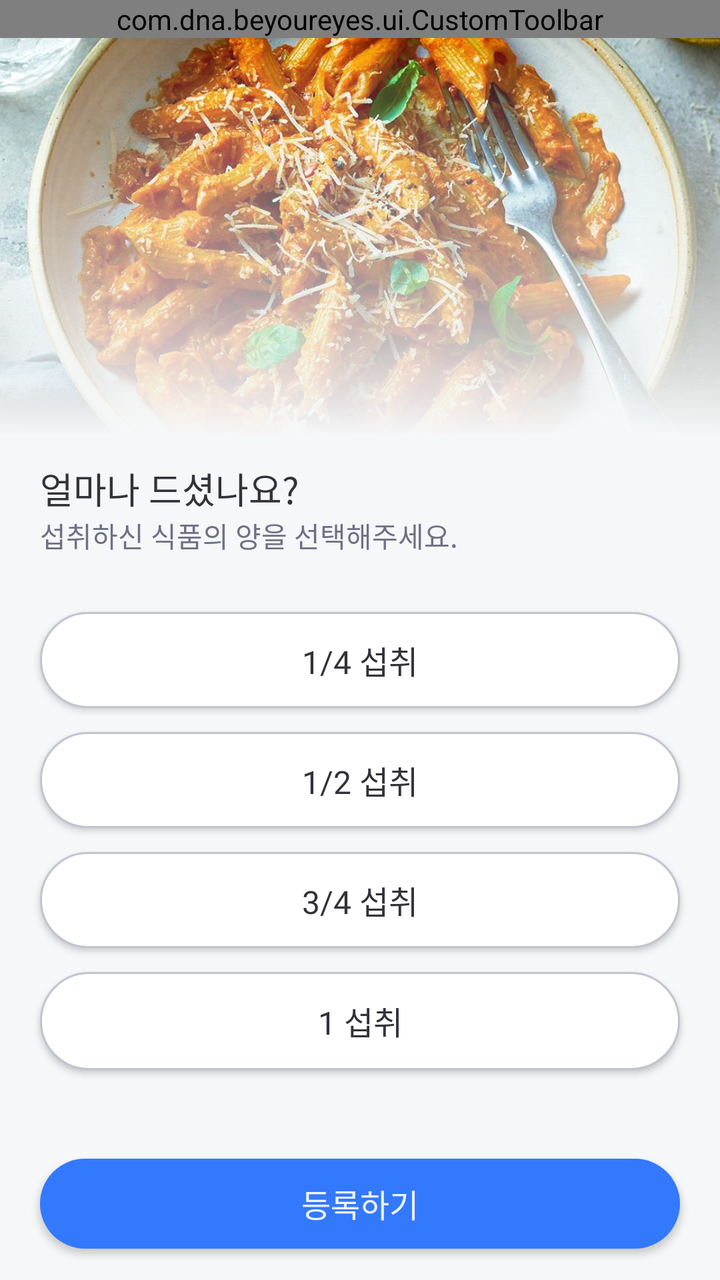
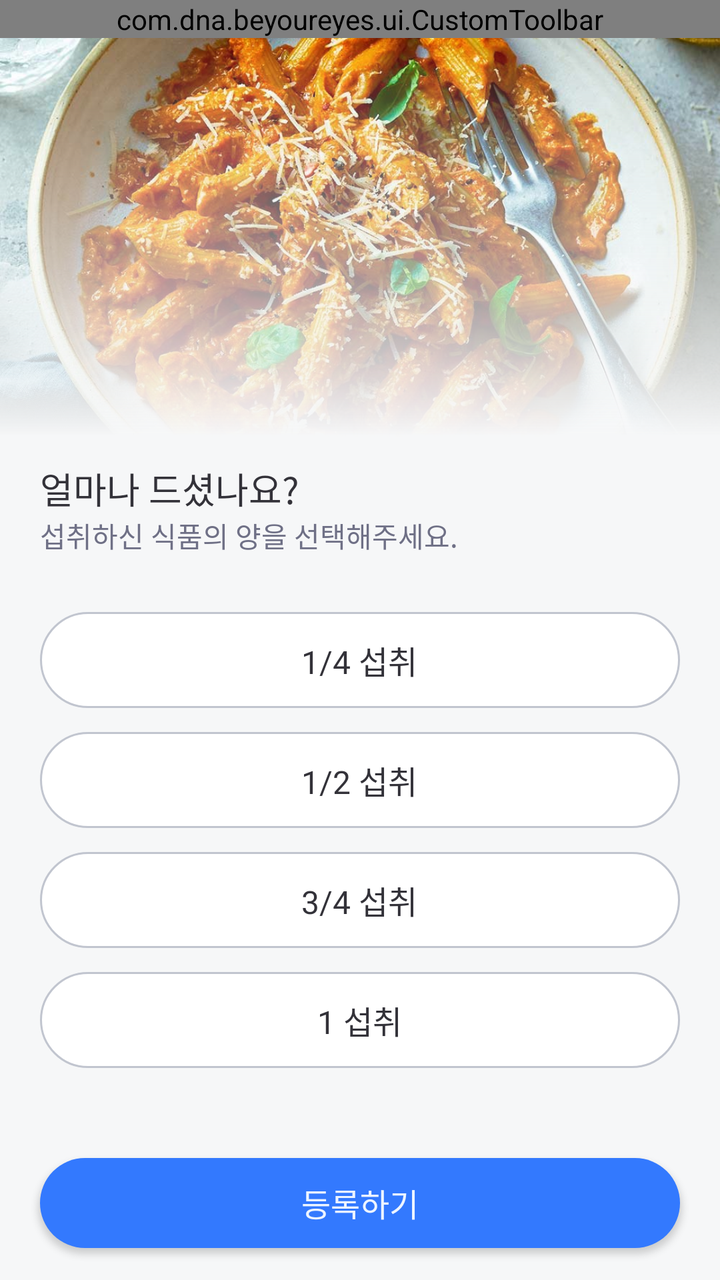

The first picture is an Android layout as it rendered before a commit; the second is the same layout after the commit. The layout source and the unified diff follow.
<!-- AndroidManifest.xml: application theme Theme.BeYourEyes -->
<!-- res/layout/fragment_result_eat.xml -->
<?xml version="1.0" encoding="utf-8"?>
<androidx.constraintlayout.widget.ConstraintLayout xmlns:android="http://schemas.android.com/apk/res/android"
    xmlns:app="http://schemas.android.com/apk/res-auto"
    xmlns:tools="http://schemas.android.com/tools"
    android:layout_width="match_parent"
    android:layout_height="match_parent"
    android:background="@color/gray_50">

    <com.dna.beyoureyes.ui.CustomToolbar
        android:id="@+id/toolbar"
        android:layout_width="match_parent"
        android:layout_height="wrap_content"
        app:title="@string/result_title"
        app:layout_constraintEnd_toEndOf="parent"
        app:layout_constraintStart_toStartOf="parent"
        app:layout_constraintTop_toTopOf="parent"/>

    <ScrollView
        android:id="@+id/scrollView2"
        android:layout_width="match_parent"
        android:layout_height="0dp"
        android:clipChildren="true"
        android:clipToPadding="false"
        android:paddingBottom="20dp"
        app:layout_constraintEnd_toEndOf="parent"
        app:layout_constraintStart_toStartOf="parent"
        app:layout_constraintTop_toBottomOf="@+id/toolbar">

        <LinearLayout
            android:layout_width="match_parent"
            android:layout_height="match_parent"
            android:clipChildren="true"
            android:orientation="vertical"
            android:paddingBottom="30dp"
            android:clipToPadding="false">

            <FrameLayout
                android:id="@+id/frameLayout"
                android:layout_width="match_parent"
                android:layout_height="200dp">

                <ImageView
                    android:id="@+id/ImageCaptured"
                    android:layout_width="match_parent"
                    android:layout_height="match_parent"
                    android:contentDescription="@string/desciption_result_image"
                    android:scaleType="centerCrop"
                    android:src="@drawable/sample_pasta" />

                <ImageView
                    android:id="@+id/ImageGradient"
                    android:layout_width="match_parent"
                    android:layout_height="match_parent"
                    android:importantForAccessibility="no"
                    android:src="@drawable/gradient_layer_list_g50" />

            </FrameLayout>

            <TextView
                android:id="@+id/textView10"
                android:layout_width="match_parent"
                android:layout_height="wrap_content"
                android:layout_marginHorizontal="20dp"
                android:layout_marginTop="12dp"
                android:fontFamily="@font/wanted_sans_bold"
                android:text="@string/result_eat_text_1"
                android:textColor="@color/gray_950"
                android:textSize="18sp" />

            <TextView
                android:id="@+id/textView11"
                android:layout_width="match_parent"
                android:layout_height="wrap_content"
                android:layout_marginHorizontal="20dp"
                android:fontFamily="@font/wanted_sans_semi_bold"
                android:text="@string/result_eat_text_2"
                android:textColor="@color/gray_700"
                android:textSize="14sp" />

            <androidx.appcompat.widget.AppCompatButton
                android:id="@+id/button25"
                android:layout_width="match_parent"
                android:layout_height="wrap_content"
                android:layout_marginHorizontal="20dp"
                android:layout_marginTop="28dp"
                android:background="@drawable/shape_button_g300_24"
                android:fontFamily="@font/wanted_sans_bold"
                android:text="@string/result_eat_button_25"
                android:textColor="@color/gray_950"
                android:textSize="16sp" />

            <androidx.appcompat.widget.AppCompatButton
                android:id="@+id/button50"
                android:layout_width="match_parent"
                android:layout_height="wrap_content"
                android:layout_marginHorizontal="20dp"
                android:layout_marginTop="12dp"
                android:background="@drawable/shape_button_g300_24"
                android:fontFamily="@font/wanted_sans_bold"
                android:text="@string/result_eat_button_50"
                android:textColor="@color/gray_950"
                android:textSize="16sp" />

            <androidx.appcompat.widget.AppCompatButton
                android:id="@+id/button75"
                android:layout_width="match_parent"
                android:layout_height="wrap_content"
                android:layout_marginHorizontal="20dp"
                android:layout_marginTop="12dp"
                android:background="@drawable/shape_button_g300_24"
                android:fontFamily="@font/wanted_sans_bold"
                android:text="@string/result_eat_button_75"
                android:textColor="@color/gray_950"
                android:textSize="16sp" />

            <androidx.appcompat.widget.AppCompatButton
                android:id="@+id/button100"
                android:layout_width="match_parent"
                android:layout_height="49dp"
                android:layout_marginHorizontal="20dp"
                android:layout_marginTop="12dp"
                android:background="@drawable/shape_button_g300_24"
                android:fontFamily="@font/wanted_sans_bold"
                android:text="@string/result_eat_button_100"
                android:textColor="@color/gray_950"
                android:textSize="16sp" />

        </LinearLayout>
    </ScrollView>

    <androidx.appcompat.widget.AppCompatButton
        android:id="@+id/result_button_eat"
        android:layout_width="match_parent"
        android:layout_height="45dp"
        android:layout_margin="20dp"
        android:background="@drawable/shape_button_b500_100"
        android:fontFamily="@font/wanted_sans_bold"
        android:text="@string/result_text2"
        android:textColor="@color/blue_50"
        android:textSize="16sp"
        app:layout_constraintBottom_toBottomOf="parent"
        app:layout_constraintTop_toBottomOf="@+id/scrollView2"
        app:layout_constraintVertical_bias="0.859"
        tools:ignore="TouchTargetSizeCheck"
        tools:layout_editor_absoluteX="20dp" />


</androidx.constraintlayout.widget.ConstraintLayout>
<!-- resources referenced by this layout -->
<resources>
  <color name="blue_50">#EEF5FF</color>
  <color name="gray_50">#F6F7F8</color>
  <color name="gray_700">#6F7086</color>
  <color name="gray_950">#333239</color>
  <!-- drawable gradient_layer_list_g50 (drawable) -->
  <?xml version="1.0" encoding="utf-8"?>
  <layer-list xmlns:android="http://schemas.android.com/apk/res/android">
      <item>
          <shape xmlns:android="http://schemas.android.com/apk/res/android"
              android:shape="rectangle">
              <gradient
                  android:type="linear"
                  android:angle="270"
                  android:startColor="#00FFFFFF"
                  android:endColor="@color/gray_50" />
          </shape>
      </item>
  </layer-list>
  <!-- drawable shape_button_b500_100 (drawable) -->
  <?xml version="1.0" encoding="utf-8"?>
  <shape xmlns:android="http://schemas.android.com/apk/res/android">
      <solid android:color="@color/blue_500" /> 
      <size android:width="60dp" android:height="45dp" /> 
      <corners android:radius="100dp" /> 
  </shape>
  <!-- drawable shape_button_g300_24 (drawable) -->
  <?xml version="1.0" encoding="utf-8"?>
  <shape xmlns:android="http://schemas.android.com/apk/res/android">
      <solid android:color="@color/white" /> 
      <stroke android:color="@color/gray_300" android:width="1dp"/>
      <size android:width="60dp" android:height="45dp" /> 
      <corners android:radius="100dp" /> 
  </shape>
  <string name="desciption_result_image">촬영한 식품의 이미지입니다.</string>
  <string name="result_eat_button_100">1 섭취</string>
  <string name="result_eat_button_25">1/4 섭취</string>
  <string name="result_eat_button_50">1/2 섭취</string>
  <string name="result_eat_button_75">3/4 섭취</string>
  <string name="result_eat_text_1">얼마나 드셨나요?</string>
  <string name="result_eat_text_2">섭취하신 식품의 양을 선택해주세요.</string>
  <string name="result_text2">등록하기</string>
  <string name="result_title">식품 분석 결과</string>
  <color name="blue_500">#3379FE</color>
  <color name="white">#FFFFFF</color>
  <color name="gray_300">#C1C5CF</color>
  <color name="blue_700">#1543E0</color>
  <color name="teal_200">#FF03DAC5</color>
  <color name="teal_700">#FF018786</color>
  <color name="black">#FF000000</color>
  <style name="TextChipStyle" parent="Widget.MaterialComponents.Chip.Choice">
          <item name="chipCornerRadius">10dp</item>
          <item name="chipMinHeight">58dp</item>
          <item name="chipBackgroundColor">@color/chip_bg_color</item>
          <item name="android:textColor">@color/chip_text_color</item>
          <item name="chipStrokeColor">@color/chip_stroke_color</item>
          <item name="chipStrokeWidth">2dp</item>
          <item name="android:textAlignment">center</item>
          <item name="fontFamily">@font/wanted_sans_semi_bold</item>
          <item name="android:textSize">16sp</item>
          <item name="android:paddingTop">14dp</item>
          <item name="android:paddingBottom">14dp</item>
      </style>
  <!-- unchanged entries left out for length: 2 -->
</resources>

<!-- the commit's change to res/layout/fragment_result_eat.xml (unified diff, before → after) -->
@@ -77,53 +77,66 @@
                 android:textColor="@color/gray_700"
                 android:textSize="14sp" />
 
-            <androidx.appcompat.widget.AppCompatButton
-                android:id="@+id/button25"
+            <RadioGroup
+                android:id="@+id/eat_result_radiogroup"
                 android:layout_width="match_parent"
-                android:layout_height="wrap_content"
-                android:layout_marginHorizontal="20dp"
+                android:layout_height="match_parent"
+                android:layout_gravity="center"
+                android:paddingHorizontal="20dp"
                 android:layout_marginTop="28dp"
-                android:background="@drawable/shape_button_g300_24"
-                android:fontFamily="@font/wanted_sans_bold"
-                android:text="@string/result_eat_button_25"
-                android:textColor="@color/gray_950"
-                android:textSize="16sp" />
+                android:orientation="vertical">
 
-            <androidx.appcompat.widget.AppCompatButton
-                android:id="@+id/button50"
-                android:layout_width="match_parent"
-                android:layout_height="wrap_content"
-                android:layout_marginHorizontal="20dp"
-                android:layout_marginTop="12dp"
-                android:background="@drawable/shape_button_g300_24"
-                android:fontFamily="@font/wanted_sans_bold"
-                android:text="@string/result_eat_button_50"
-                android:textColor="@color/gray_950"
-                android:textSize="16sp" />
+                <RadioButton
+                    android:id="@+id/button25"
+                    android:layout_width="match_parent"
+                    android:layout_height="wrap_content"
+                    android:background="@drawable/eat_result_radio_selector"
+                    android:button="@android:color/transparent"
+                    android:text="@string/result_eat_button_25"
+                    android:fontFamily="@font/wanted_sans_bold"
+                    android:textAlignment="center"
+                    android:textSize="16sp"
+                    android:textColor="@drawable/eat_result_text_selector" />
 
-            <androidx.appcompat.widget.AppCompatButton
-                android:id="@+id/button75"
-                android:layout_width="match_parent"
-                android:layout_height="wrap_content"
-                android:layout_marginHorizontal="20dp"
-                android:layout_marginTop="12dp"
-                android:background="@drawable/shape_button_g300_24"
-                android:fontFamily="@font/wanted_sans_bold"
-                android:text="@string/result_eat_button_75"
-                android:textColor="@color/gray_950"
-                android:textSize="16sp" />
+                <RadioButton
+                    android:id="@+id/button50"
+                    android:layout_width="match_parent"
+                    android:layout_height="wrap_content"
+                    android:background="@drawable/eat_result_radio_selector"
+                    android:button="@android:color/transparent"
+                    android:text="@string/result_eat_button_50"
+                    android:fontFamily="@font/wanted_sans_bold"
+                    android:textAlignment="center"
+                    android:textSize="16sp"
+                    android:textColor="@drawable/eat_result_text_selector"
+                    android:layout_marginTop="12dp" />
 
-            <androidx.appcompat.widget.AppCompatButton
-                android:id="@+id/button100"
-                android:layout_width="match_parent"
-                android:layout_height="49dp"
-                android:layout_marginHorizontal="20dp"
-                android:layout_marginTop="12dp"
-                android:background="@drawable/shape_button_g300_24"
-                android:fontFamily="@font/wanted_sans_bold"
-                android:text="@string/result_eat_button_100"
-                android:textColor="@color/gray_950"
-                android:textSize="16sp" />
+                <RadioButton
+                    android:id="@+id/button75"
+                    android:layout_width="match_parent"
+                    android:layout_height="wrap_content"
+                    android:background="@drawable/eat_result_radio_selector"
+                    android:button="@android:color/transparent"
+                    android:text="@string/result_eat_button_75"
+                    android:fontFamily="@font/wanted_sans_bold"
+                    android:textAlignment="center"
+                    android:textSize="16sp"
+                    android:textColor="@drawable/eat_result_text_selector"
+                    android:layout_marginTop="12dp" />
+
+                <RadioButton
+                    android:id="@+id/button100"
+                    android:layout_width="match_parent"
+                    android:layout_height="wrap_content"
+                    android:background="@drawable/eat_result_radio_selector"
+                    android:button="@android:color/transparent"
+                    android:text="@string/result_eat_button_100"
+                    android:fontFamily="@font/wanted_sans_bold"
+                    android:textAlignment="center"
+                    android:textSize="16sp"
+                    android:textColor="@drawable/eat_result_text_selector"
+                    android:layout_marginTop="12dp" />
+            </RadioGroup>
 
         </LinearLayout>
     </ScrollView>
<!-- resource entries referenced after the edit -->
@@ -4,6 +4,25 @@
   <color name="gray_50">#F6F7F8</color>
   <color name="gray_700">#6F7086</color>
   <color name="gray_950">#333239</color>
+  <!-- drawable eat_result_radio_selector (drawable) -->
+  <?xml version="1.0" encoding="utf-8"?>
+  <selector xmlns:android="http://schemas.android.com/apk/res/android">
+  
+      <item android:state_checked="false"
+          android:drawable="@drawable/shape_button_g300_24" />
+      <item android:state_checked="true"
+          android:drawable="@drawable/shape_button_b500_24" />
+  </selector>
+  <!-- drawable eat_result_text_selector (drawable) -->
+  <?xml version="1.0" encoding="utf-8"?>
+  <selector xmlns:android="http://schemas.android.com/apk/res/android">
+  
+      <item android:state_checked="false"
+          android:color="@color/gray_950" />
+  
+      <item android:state_checked="true"
+          android:color="@color/white" />
+  </selector>
   <!-- drawable gradient_layer_list_g50 (drawable) -->
   <?xml version="1.0" encoding="utf-8"?>
   <layer-list xmlns:android="http://schemas.android.com/apk/res/android">
@@ -32,6 +51,14 @@
       <stroke android:color="@color/gray_300" android:width="1dp"/>
       <size android:width="60dp" android:height="45dp" /> 
       <corners android:radius="100dp" /> 
+  </shape>
+  <!-- drawable shape_button_b500_24 (drawable) -->
+  <?xml version="1.0" encoding="utf-8"?>
+  <shape xmlns:android="http://schemas.android.com/apk/res/android"
+      android:shape="rectangle">
+      <solid android:color="@color/blue_500" /> 
+      <size android:width="60dp" android:height="45dp" /> 
+      <corners android:radius="24dp" /> 
   </shape>
   <string name="desciption_result_image">촬영한 식품의 이미지입니다.</string>
   <string name="result_eat_button_100">1 섭취</string>
